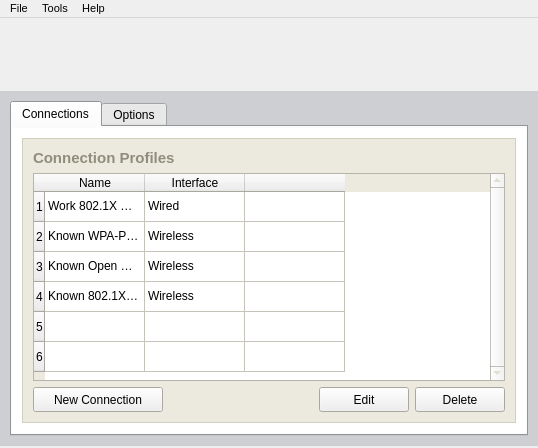
Above: xsupplicant-ui/Skins/Default/ConnectionManagerWindow.ui from Zero3K/xsupplicant before the change. Below: the same form after it.
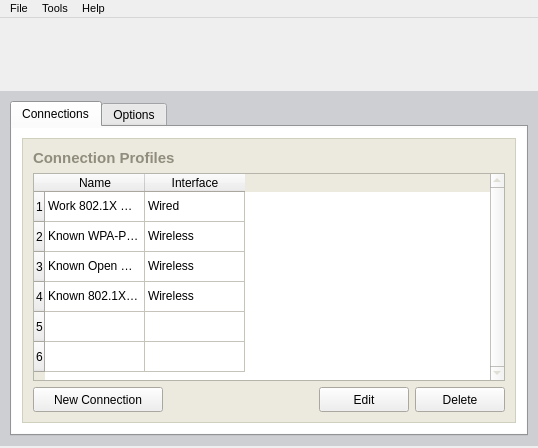
That is the form after the change. Icons and pictures are not drawn.

Commit message: Updated the protocol driver to queue events so that we no longer miss them if they come quickly.  Fixed the sorting in the connection manager dialog so that it starts out sorted (as was indicated by the title bar).  Removed a column from the connection manager table that didn't show any information.

Diff of the .ui file:
```diff
--- a/xsupplicant-ui/Skins/Default/ConnectionManagerWindow.ui
+++ b/xsupplicant-ui/Skins/Default/ConnectionManagerWindow.ui
@@ -857,7 +857,7 @@
                     <number>6</number>
                    </property>
                    <property name="columnCount" >
-                    <number>3</number>
+                    <number>2</number>
                    </property>
                    <row/>
                    <row/>
@@ -875,11 +875,6 @@
                      <string>Interface</string>
                     </property>
                    </column>
-                   <column>
-                    <property name="text" >
-                     <string/>
-                    </property>
-                   </column>
                    <item row="0" column="0" >
                     <property name="text" >
                      <string>Work 802.1X Network</string>
```
The commit also changes 3 other files.
